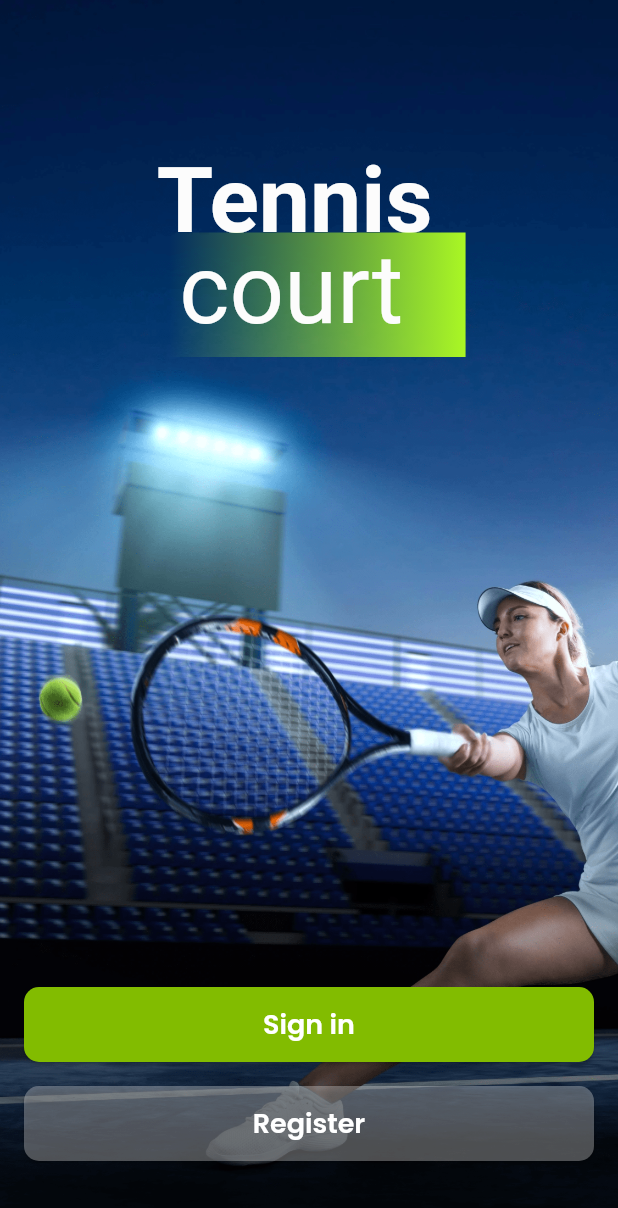
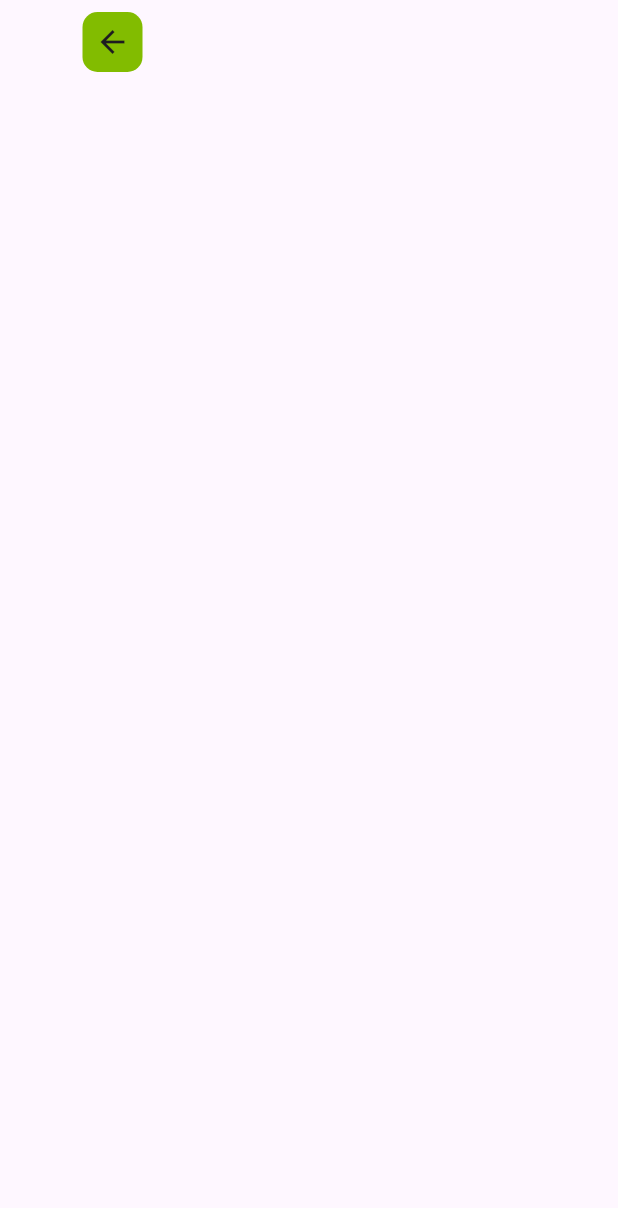
Before and after one commit to astudilloalex/flutter-local-tenis-court, a Flutter app: the screen it shows after launch, after a tap on "Sign in", on a phone screen of 412 x 824 dp. Shown: the top 1208 px of the screen. Run offline on Flutter 3.47's test engine with Material 3 defaults, Android fonts, the light colour scheme and no system bars; our stand-ins replace flutter_svg, get_it, go_router, google_fonts, sqflite; accounts and stored records are empty; generated files the repository leaves out were written again.

Commit message:
feat(ui): FT(1) Start working on sign in page

```diff
--- a/lib/main.dart
+++ b/lib/main.dart
@@ -1,5 +1,6 @@
 import 'package:flutter/material.dart';
 import 'package:flutter_gen/gen_l10n/app_localizations.dart';
+import 'package:go_router/go_router.dart';
 import 'package:tenis_court/injection.dart';
 import 'package:tenis_court/ui/routes/route_page.dart';
 import 'package:tenis_court/ui/theme/app_theme_data.dart';
@@ -8,8 +9,8 @@
   WidgetsFlutterBinding.ensureInitialized();
   await Injection.init();
   runApp(
-    const MyApp(
-      routePage: RoutePage(),
+    MyApp(
+      router: const RoutePage().router,
     ),
   );
 }
@@ -17,10 +18,10 @@
 class MyApp extends StatelessWidget {
   const MyApp({
     super.key,
-    required this.routePage,
+    required this.router,
   });
 
-  final RoutePage routePage;
+  final GoRouter router;
 
   // This widget is the root of your application.
   @override
@@ -28,7 +29,7 @@
     return MaterialApp.router(
       debugShowCheckedModeBanner: false,
       localizationsDelegates: AppLocalizations.localizationsDelegates,
-      routerConfig: routePage.router,
+      routerConfig: router,
       supportedLocales: AppLocalizations.supportedLocales,
       theme: AppThemeData.light,
     );
--- /dev/null
+++ b/lib/ui/pages/sign_in/sign_in_page.dart
@@ -0,0 +1,22 @@
+import 'package:flutter/material.dart';
+import 'package:go_router/go_router.dart';
+import 'package:tenis_court/ui/routes/route_name.dart';
+import 'package:tenis_court/ui/widgets/custom_back_button.dart';
+
+class SignInPage extends StatelessWidget {
+  const SignInPage({super.key});
+
+  @override
+  Widget build(BuildContext context) {
+    return Scaffold(
+      appBar: AppBar(
+        leadingWidth: 150.0,
+        leading: CustomBackButton(
+          onTap: () {
+            context.go(RouteName.welcome);
+          },
+        ),
+      ),
+    );
+  }
+}
--- a/lib/ui/pages/welcome/welcome_page.dart
+++ b/lib/ui/pages/welcome/welcome_page.dart
@@ -1,7 +1,9 @@
 import 'package:flutter/material.dart';
 import 'package:flutter_gen/gen_l10n/app_localizations.dart';
+import 'package:go_router/go_router.dart';
 import 'package:tenis_court/app/infrastructure/sources/app_asset.dart';
 import 'package:tenis_court/ui/pages/welcome/widgets/register_button.dart';
+import 'package:tenis_court/ui/routes/route_name.dart';
 import 'package:tenis_court/ui/widgets/company_logo.dart';
 
 class WelcomePage extends StatelessWidget {
@@ -30,7 +32,9 @@ class WelcomePage extends StatelessWidget {
                 child: SizedBox(
                   width: double.infinity,
                   child: ElevatedButton(
-                    onPressed: () {},
+                    onPressed: () {
+                      context.go(RouteName.signIn);
+                    },
                     child: Text(
                       AppLocalizations.of(context)!.signIn,
                     ),
--- a/lib/ui/routes/route_name.dart
+++ b/lib/ui/routes/route_name.dart
@@ -1,6 +1,7 @@
 class RouteName {
   const RouteName._();
 
+  static const String signIn = '/sign-in';
   static const String splash = '/splash';
   static const String welcome = '/welcome';
 }
--- a/lib/ui/routes/route_page.dart
+++ b/lib/ui/routes/route_page.dart
@@ -1,4 +1,5 @@
 import 'package:go_router/go_router.dart';
+import 'package:tenis_court/ui/pages/sign_in/sign_in_page.dart';
 import 'package:tenis_court/ui/pages/welcome/welcome_page.dart';
 import 'package:tenis_court/ui/routes/route_name.dart';
 
@@ -10,6 +11,10 @@ class RoutePage {
       initialLocation: RouteName.welcome,
       routes: [
         GoRoute(
+          path: RouteName.signIn,
+          builder: (context, state) => const SignInPage(),
+        ),
+        GoRoute(
           path: RouteName.welcome,
           builder: (context, state) => const WelcomePage(),
         ),
--- /dev/null
+++ b/lib/ui/widgets/custom_back_button.dart
@@ -0,0 +1,29 @@
+import 'package:flutter/material.dart';
+import 'package:tenis_court/ui/theme/color.dart';
+
+class CustomBackButton extends StatelessWidget {
+  const CustomBackButton({super.key, required this.onTap});
+
+  final GestureTapCallback onTap;
+
+  @override
+  Widget build(BuildContext context) {
+    return Center(
+      child: Container(
+        width: 40.0,
+        height: 40.0,
+        decoration: BoxDecoration(
+          color: LightColor.appleGreen,
+          borderRadius: BorderRadius.circular(10.0),
+        ),
+        child: InkWell(
+          onTap: onTap,
+          borderRadius: BorderRadius.circular(10.0),
+          child: Icon(
+            Icons.adaptive.arrow_back_outlined,
+          ),
+        ),
+      ),
+    );
+  }
+}
```
